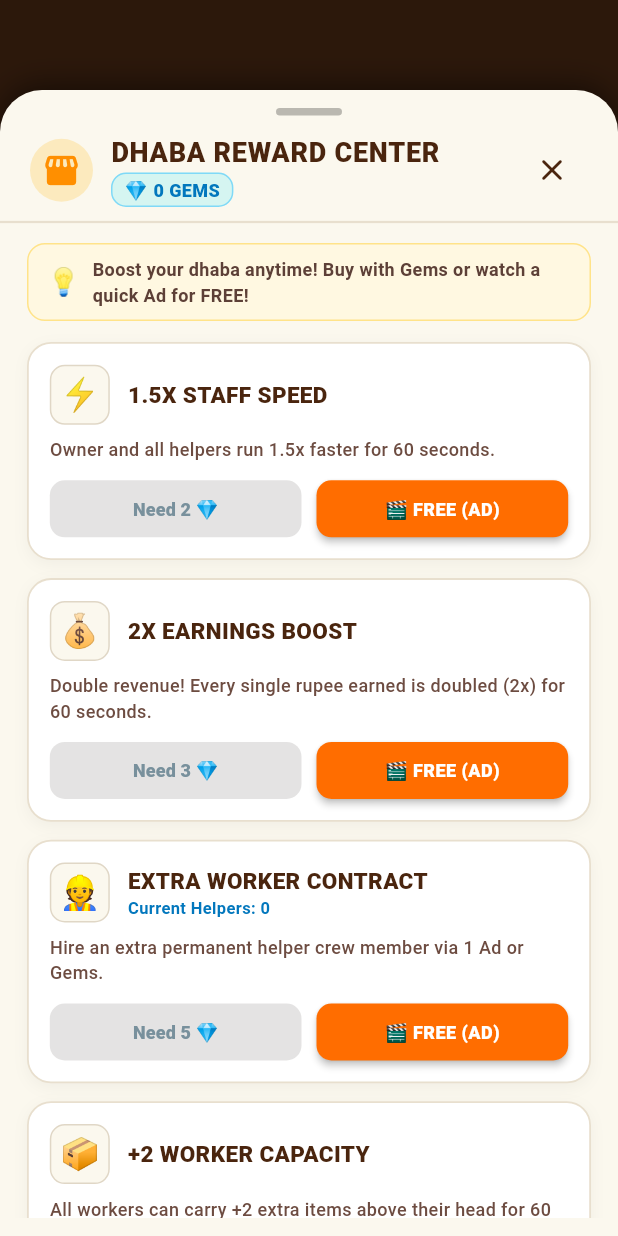
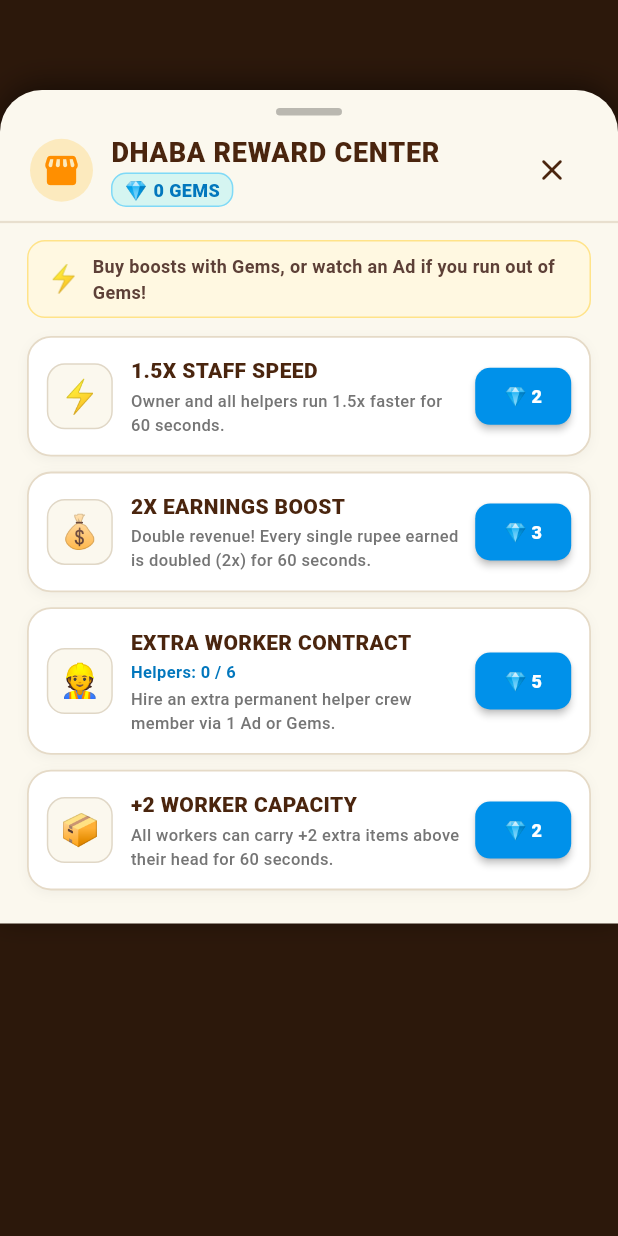
Before and after one commit to mustafa-txlabz/hotel-game, a Flutter app: the RewardCenterSheet widget shown alone on an empty page, opened directly with empty values, on a phone screen of 412 x 824 dp. Run offline on Flutter 3.47's test engine with Material 3 defaults, Android fonts, the phone set to English and light mode, and no system bars; our stand-ins replace audioplayers, google_mobile_ads, material_ui, shared_preferences; accounts and stored records are empty; network calls fail.

Commit message:
feat: HR-style reward center, 2-minute cooldowns, and InsufficientGemsDialog

```diff
--- a/lib/data/deals_catalog.dart
+++ b/lib/data/deals_catalog.dart
@@ -84,6 +84,9 @@ class DealsCatalog {
   // ===========================================================================
   // 2. REWARD CENTER / STORE DEALS (ON-DEMAND: 1 AD OR GEMS)
   // ===========================================================================
+  /// Default cooldown in seconds after any store deal is purchased (2 minutes).
+  static const double storeDealCooldownSeconds = 120.0;
+
   static const List<CatalogDealItem> rewardStoreDeals = [
     CatalogDealItem(
       id: 'store_staff_speed',
--- a/lib/engine/game_world.dart
+++ b/lib/engine/game_world.dart
@@ -128,6 +128,12 @@ class GameWorld {
   double storeEarningsRemainingSeconds = 0.0;
   double storeCapacityRemainingSeconds = 0.0;
   int temporaryWorkerCapacityBoost = 0;
+
+  // Cooldowns per store deal ID (default 120s / 2 minutes after purchase)
+  final Map<String, double> storeDealCooldowns = {};
+
+  double getDealCooldown(String dealId) => storeDealCooldowns[dealId] ?? 0.0;
+  bool isDealOnCooldown(String dealId) => getDealCooldown(dealId) > 0.0;
 
   bool get isStoreStaffSpeedActive => storeStaffSpeedRemainingSeconds > 0.0;
   bool get isStoreEarningsActive => storeEarningsRemainingSeconds > 0.0;
@@ -1784,9 +1790,18 @@ class GameWorld {
         _syncWorkerCapacities();
       }
     }
+    // Update store deal cooldowns
+    storeDealCooldowns.forEach((id, remaining) {
+      if (remaining > 0.0) {
+        storeDealCooldowns[id] = math.max(0.0, remaining - dt);
+      }
+    });
   }
 
   bool activateCatalogDeal(CatalogDealItem deal) {
+    // Start 2-minute (120s) cooldown for this offer
+    storeDealCooldowns[deal.id] = DealsCatalog.storeDealCooldownSeconds;
+
     switch (deal.id) {
       case 'store_staff_speed':
         storeStaffSpeedRemainingSeconds += deal.durationSeconds;
@@ -1833,12 +1848,14 @@ class GameWorld {
   }
 
   bool buyCatalogDealWithGems(CatalogDealItem deal) {
+    if (isDealOnCooldown(deal.id)) return false;
     if (gems < deal.gemsCost) return false;
     gems -= deal.gemsCost;
     return activateCatalogDeal(deal);
   }
 
   bool claimCatalogDealWithAd(CatalogDealItem deal) {
+    if (isDealOnCooldown(deal.id)) return false;
     return activateCatalogDeal(deal);
   }
 }
--- a/lib/ui/overlays/reward_center_sheet.dart
+++ b/lib/ui/overlays/reward_center_sheet.dart
@@ -1,20 +1,21 @@
-import 'dart:async';
 import 'package:material_ui/material_ui.dart';
 
 import '../../core/theme.dart';
 import '../../data/deals_catalog.dart';
-import '../../services/ads_service.dart';
 import '../../state/game_controller.dart';
+import 'insufficient_gems_dialog.dart';
 
 /// Modal bottom sheet for the Dhaba Reward Center / Shop.
 ///
-/// Features:
-/// - Prominently displays store Gems balance (💎 X GEMS).
-/// - Shows utility deals from [DealsCatalog.rewardStoreDeals].
-/// - Offers two purchase routes for every deal:
-///     1. Buy instantly with Store Gems (💎).
-///     2. Watch a Rewarded Ad (🎬 FREE).
-/// - Live ticking timer badges for currently active boosts.
+/// Designed in the clean, horizontal HR-Desk card style:
+/// - Header with live Gems balance.
+/// - Each offer has:
+///     - Left: 44x44 emoji icon container.
+///     - Middle: Deal title, active timer badge, and description.
+///     - Right: Single action button showing Gems price (`💎 X`).
+/// - Direct purchase if player has sufficient Gems -> starts 2-minute cooldown, closes sheet, and shows confirmation!
+/// - If Gems are insufficient -> opens [InsufficientGemsDialog] to watch an ad and activate for FREE!
+/// - If on 2-minute cooldown -> displays live countdown (`⏳ MM:SS`).
 class RewardCenterSheet extends StatefulWidget {
   final GameController controller;
 
@@ -34,8 +35,6 @@ class RewardCenterSheet extends StatefulWidget {
 }
 
 class _RewardCenterSheetState extends State<RewardCenterSheet> {
-  bool _isWatchingAd = false;
-
   @override
   void initState() {
     super.initState();
@@ -52,29 +51,38 @@ class _RewardCenterSheetState extends State<RewardCenterSheet> {
     super.dispose();
   }
 
-  void _buyWithGems(CatalogDealItem deal) {
+  void _onTapDeal(CatalogDealItem deal) {
     final world = widget.controller.world;
-    if (world.gems < deal.gemsCost) {
+
+    // 1. Check if offer is on 2-minute cooldown
+    if (world.isDealOnCooldown(deal.id)) {
+      final remaining = world.getDealCooldown(deal.id).ceil();
       ScaffoldMessenger.of(context).showSnackBar(
         SnackBar(
           content: Text(
-            'Need ${deal.gemsCost} 💎! Serve VVIP cars to earn more Gems.',
+            '⏳ ${deal.title} is on cooldown! Ready in ${remaining}s.',
             style: const TextStyle(fontWeight: FontWeight.bold),
           ),
           backgroundColor: AppTheme.chaiDarkBrown,
           behavior: SnackBarBehavior.floating,
+          duration: const Duration(seconds: 2),
         ),
       );
       return;
     }
 
+    // 2. If player has enough gems, purchase immediately!
+    if (world.gems >= deal.gemsCost) {
       final success = widget.controller.buyStoreDealWithGems(deal);
-    if (success && mounted) {
-      setState(() {});
+      if (success) {
+        // Close modal sheet
+        Navigator.of(context).pop();
+
+        // Show confirmation message
         ScaffoldMessenger.of(context).showSnackBar(
           SnackBar(
             content: Text(
-            '🎉 ${deal.title} Activated with ${deal.gemsCost} 💎!',
+              '🎉 ${deal.title} Activated for ${deal.gemsCost} 💎!',
               style: const TextStyle(fontWeight: FontWeight.bold),
             ),
             backgroundColor: const Color(0xFF00C853),
@@ -83,54 +91,27 @@ class _RewardCenterSheetState extends State<RewardCenterSheet> {
           ),
         );
       }
+      return;
     }
 
-  void _watchAdForDeal(CatalogDealItem deal) {
-    if (_isWatchingAd) return;
-    setState(() => _isWatchingAd = true);
-
-    AdsService.instance.showRewardedAd(
-      onUserEarnedReward: () {
-        if (!mounted) return;
-        widget.controller.claimStoreDealWithAd(deal);
-        setState(() => _isWatchingAd = false);
-        ScaffoldMessenger.of(context).showSnackBar(
-          SnackBar(
-            content: Text(
-              '🎬 FREE REWARD CLAIMED: ${deal.title}!',
-              style: const TextStyle(fontWeight: FontWeight.bold),
-            ),
-            backgroundColor: const Color(0xFF00C853),
-            behavior: SnackBarBehavior.floating,
-            duration: const Duration(seconds: 2),
-          ),
-        );
-      },
-      onAdDismissed: () {
+    // 3. Insufficient gems -> Open InsufficientGemsDialog to watch Ad for FREE!
+    InsufficientGemsDialog.show(
+      context,
+      widget.controller,
+      deal,
+      onRewardClaimed: () {
         if (mounted) {
-          setState(() => _isWatchingAd = false);
-        }
-      },
-      onAdFailed: () {
-        if (mounted) {
-          setState(() => _isWatchingAd = false);
-          ScaffoldMessenger.of(context).showSnackBar(
-            const SnackBar(
-              content: Text(
-                'Video ad not ready. Please check your internet connection! 📶',
-                style: TextStyle(
-                  fontWeight: FontWeight.bold,
-                  color: Colors.white,
-                ),
-              ),
-              backgroundColor: AppTheme.chaiDarkBrown,
-              behavior: SnackBarBehavior.floating,
-              duration: Duration(seconds: 3),
-            ),
-          );
+          Navigator.of(context).pop(); // Close the sheet as well
         }
       },
     );
+  }
+
+  String _formatCooldown(double seconds) {
+    final s = seconds.ceil().clamp(0, 9999);
+    final mins = s ~/ 60;
+    final secs = s % 60;
+    return '⏳ ${mins.toString().padLeft(2, '0')}:${secs.toString().padLeft(2, '0')}';
   }
 
   @override
@@ -141,7 +122,7 @@ class _RewardCenterSheetState extends State<RewardCenterSheet> {
     return Container(
       margin: const EdgeInsets.only(top: 60),
       decoration: const BoxDecoration(
-        color: Color(0xFFFBF8EE), // Dhaba warm cream
+        color: Color(0xFFFBF8EE), // Dhaba warm cream card
         borderRadius: BorderRadius.vertical(top: Radius.circular(28)),
         boxShadow: [
           BoxShadow(
@@ -168,7 +149,7 @@ class _RewardCenterSheetState extends State<RewardCenterSheet> {
             ),
             const SizedBox(height: 12),
 
-            // Header Row
+            // Header Row: Storefront Icon, Title, Gems Badge, Close Button
             Padding(
               padding: const EdgeInsets.symmetric(horizontal: 20),
               child: Row(
@@ -255,7 +236,7 @@ class _RewardCenterSheetState extends State<RewardCenterSheet> {
 
             // Banner Tip
             Padding(
-              padding: const EdgeInsets.symmetric(horizontal: 18, vertical: 4),
+              padding: const EdgeInsets.symmetric(horizontal: 18, vertical: 2),
               child: Container(
                 padding: const EdgeInsets.symmetric(
                   horizontal: 12,
@@ -270,11 +251,11 @@ class _RewardCenterSheetState extends State<RewardCenterSheet> {
                 ),
                 child: const Row(
                   children: [
-                    Text('💡', style: TextStyle(fontSize: 18)),
+                    Text('⚡', style: TextStyle(fontSize: 18)),
                     SizedBox(width: 8),
                     Expanded(
                       child: Text(
-                        'Boost your dhaba anytime! Buy with Gems or watch a quick Ad for FREE!',
+                        'Buy boosts with Gems, or watch an Ad if you run out of Gems!',
                         style: TextStyle(
                           fontSize: 12,
                           fontWeight: FontWeight.w600,
@@ -287,7 +268,7 @@ class _RewardCenterSheetState extends State<RewardCenterSheet> {
               ),
             ),
 
-            // Deals List
+            // Deals List (HR Desk Layout)
             Flexible(
               child: ListView.separated(
                 shrinkWrap: true,
@@ -297,10 +278,10 @@ class _RewardCenterSheetState extends State<RewardCenterSheet> {
                   vertical: 10,
                 ),
                 itemCount: deals.length,
-                separatorBuilder: (_, _) => const SizedBox(height: 12),
+                separatorBuilder: (_, _) => const SizedBox(height: 10),
                 itemBuilder: (context, index) {
                   final deal = deals[index];
-                  return _buildDealCard(deal, world);
+                  return _buildHrStyleDealCard(deal, world);
                 },
               ),
             ),
@@ -311,215 +292,168 @@ class _RewardCenterSheetState extends State<RewardCenterSheet> {
     );
   }
 
-  Widget _buildDealCard(CatalogDealItem deal, dynamic world) {
-    // Check active status
-    bool isActive = false;
-    int remainingSecs = 0;
+  Widget _buildHrStyleDealCard(CatalogDealItem deal, dynamic world) {
+    // 1. Boost active state
+    bool isBoostActive = false;
+    int remainingBoostSecs = 0;
 
     if (deal.id == 'store_staff_speed') {
-      isActive = world.isStoreStaffSpeedActive;
-      remainingSecs = world.storeStaffSpeedRemainingSeconds.ceil();
+      isBoostActive = world.isStoreStaffSpeedActive;
+      remainingBoostSecs = world.storeStaffSpeedRemainingSeconds.ceil();
     } else if (deal.id == 'store_double_earnings') {
-      isActive = world.isStoreEarningsActive;
-      remainingSecs = world.storeEarningsRemainingSeconds.ceil();
+      isBoostActive = world.isStoreEarningsActive;
+      remainingBoostSecs = world.storeEarningsRemainingSeconds.ceil();
     } else if (deal.id == 'store_worker_capacity') {
-      isActive = world.isStoreCapacityActive;
-      remainingSecs = world.storeCapacityRemainingSeconds.ceil();
+      isBoostActive = world.isStoreCapacityActive;
+      remainingBoostSecs = world.storeCapacityRemainingSeconds.ceil();
     }
 
-    final canAffordWithGems = world.gems >= deal.gemsCost;
+    // 2. Cooldown state (2 minutes / 120s)
+    final isOnCooldown = world.isDealOnCooldown(deal.id);
+    final cooldownRemaining = world.getDealCooldown(deal.id);
 
     return Container(
-      padding: const EdgeInsets.all(14),
+      padding: const EdgeInsets.all(12),
       decoration: BoxDecoration(
         color: Colors.white,
         borderRadius: BorderRadius.circular(16),
         border: Border.all(
-          color: isActive
+          color: isBoostActive
               ? const Color(0xFF00C853)
-              : const Color(0xFFE8DFCE),
-          width: isActive ? 1.8 : 1.2,
+              : const Color(0xFFE5DAC7),
+          width: isBoostActive ? 1.8 : 1.2,
         ),
         boxShadow: [
           BoxShadow(
-            color: isActive
+            color: isBoostActive
                 ? const Color(0xFF00C853).withValues(alpha: 0.12)
                 : Colors.black.withValues(alpha: 0.04),
-            blurRadius: 8,
-            offset: const Offset(0, 3),
+            blurRadius: 6,
+            offset: const Offset(0, 2),
           ),
         ],
       ),
-      child: Column(
-        crossAxisAlignment: CrossAxisAlignment.start,
+      child: Row(
         children: [
-          // Row 1: Emoji, Title, and Active Badge
-          Row(
-            children: [
+          // Left: 44x44 Emoji Icon Container (HR Style)
           Container(
-                width: 40,
-                height: 40,
-                alignment: Alignment.center,
+            width: 44,
+            height: 44,
             decoration: BoxDecoration(
               color: const Color(0xFFFBF8EE),
-                  borderRadius: BorderRadius.circular(10),
+              borderRadius: BorderRadius.circular(12),
               border: Border.all(color: const Color(0xFFE0D7C6)),
             ),
+            alignment: Alignment.center,
             child: Text(
               deal.emoji,
               style: const TextStyle(fontSize: 22),
             ),
           ),
           const SizedBox(width: 12),
+
+          // Middle: Title, Badges & Description
           Expanded(
             child: Column(
               crossAxisAlignment: CrossAxisAlignment.start,
               children: [
-                    Text(
+                Row(
+                  children: [
+                    Flexible(
+                      child: Text(
                         deal.title,
                         style: const TextStyle(
-                        fontWeight: FontWeight.w900,
-                        fontSize: 15,
                           color: AppTheme.chaiDarkBrown,
+                          fontWeight: FontWeight.w800,
+                          fontSize: 14,
+                        ),
+                        overflow: TextOverflow.ellipsis,
                       ),
                     ),
+                    if (isBoostActive) ...[
+                      const SizedBox(width: 6),
+                      Container(
+                        padding: const EdgeInsets.symmetric(
+                          horizontal: 6,
+                          vertical: 2,
+                        ),
+                        decoration: BoxDecoration(
+                          color: const Color(0xFFE8F5E9),
+                          borderRadius: BorderRadius.circular(6),
+                          border: Border.all(color: const Color(0xFF00C853)),
+                        ),
+                        child: Text(
+                          '⏱️ ${remainingBoostSecs}s',
+                          style: const TextStyle(
+                            color: Color(0xFF2E7D32),
+                            fontWeight: FontWeight.w900,
+                            fontSize: 10,
+                          ),
+                        ),
+                      ),
+                    ],
+                  ],
+                ),
+                const SizedBox(height: 2),
                 if (deal.id == 'store_permanent_worker')
-                      Text(
-                        'Current Helpers: ${world.helperCount}',
+                  Padding(
+                    padding: const EdgeInsets.only(bottom: 2),
+                    child: Text(
+                      'Helpers: ${world.helperCount} / 6',
                       style: const TextStyle(
                         fontSize: 11,
                         fontWeight: FontWeight.w700,
                         color: Color(0xFF0277BD),
                       ),
                     ),
-                  ],
                   ),
-              ),
-              if (isActive)
-                Container(
-                  padding: const EdgeInsets.symmetric(
-                    horizontal: 8,
-                    vertical: 3,
-                  ),
-                  decoration: BoxDecoration(
-                    color: const Color(0xFFE8F5E9),
-                    borderRadius: BorderRadius.circular(8),
-                    border: Border.all(
-                      color: const Color(0xFF00C853),
-                      width: 1,
-                    ),
-                  ),
-                  child: Row(
-                    mainAxisSize: MainAxisSize.min,
-                    children: [
-                      const Text(
-                        '⏱️',
-                        style: TextStyle(fontSize: 10),
-                      ),
-                      const SizedBox(width: 4),
                 Text(
-                        '${remainingSecs}s',
-                        style: const TextStyle(
-                          color: Color(0xFF2E7D32),
-                          fontWeight: FontWeight.w900,
+                  deal.description,
+                  style: TextStyle(
+                    color: Colors.grey.shade600,
+                    fontWeight: FontWeight.w500,
                     fontSize: 11,
                   ),
+                  maxLines: 2,
+                  overflow: TextOverflow.ellipsis,
                 ),
               ],
             ),
           ),
-            ],
-          ),
-          const SizedBox(height: 8),
+          const SizedBox(width: 8),
 
-          // Description
-          Text(
-            deal.description,
-            style: const TextStyle(
-              fontSize: 12,
-              color: Color(0xFF6D4C41),
-              fontWeight: FontWeight.w500,
-            ),
-          ),
-          const SizedBox(height: 12),
-
-          // Action Buttons: Gems (💎) OR Ad (🎬 FREE)
-          Row(
-            children: [
-              // 1. Buy with Gems
-              Expanded(
-                child: SizedBox(
+          // Right: Single Action Button (HR Style: Price or Cooldown)
+          SizedBox(
             height: 38,
             child: ElevatedButton(
-                    onPressed: canAffordWithGems
-                        ? () => _buyWithGems(deal)
-                        : null,
+              onPressed: () => _onTapDeal(deal),
               style: ElevatedButton.styleFrom(
-                      backgroundColor: canAffordWithGems
-                          ? const Color(0xFF0091EA)
-                          : const Color(0xFFCFD8DC),
+                backgroundColor: isOnCooldown
+                    ? const Color(0xFFCFD8DC)
+                    : const Color(0xFF0091EA),
                 foregroundColor: Colors.white,
-                      elevation: canAffordWithGems ? 2 : 0,
+                elevation: isOnCooldown ? 0 : 2,
                 shape: RoundedRectangleBorder(
                   borderRadius: BorderRadius.circular(10),
                 ),
-                      padding: const EdgeInsets.symmetric(horizontal: 4),
+                padding: const EdgeInsets.symmetric(horizontal: 10),
               ),
-                    child: FittedBox(
-                      fit: BoxFit.scaleDown,
               child: Text(
-                        canAffordWithGems
-                            ? '💎 ${deal.gemsCost} GEMS'
-                            : 'Need ${deal.gemsCost} 💎',
+                isOnCooldown
+                    ? _formatCooldown(cooldownRemaining)
+                    : '💎 ${deal.gemsCost}',
                 style: TextStyle(
                   fontWeight: FontWeight.w900,
                   fontSize: 12,
-                          color: canAffordWithGems
-                              ? Colors.white
-                              : const Color(0xFF78909C),
-                        ),
-                      ),
-                    ),
-                  ),
-                ),
-              ),
-              const SizedBox(width: 10),
-
-              // 2. Watch Ad (FREE)
-              Expanded(
-                child: SizedBox(
-                  height: 38,
-                  child: ElevatedButton(
-                    onPressed: _isWatchingAd
-                        ? null
-                        : () => _watchAdForDeal(deal),
-                    style: ElevatedButton.styleFrom(
-                      backgroundColor: const Color(0xFFFF6D00),
-                      foregroundColor: Colors.white,
-                      elevation: 2,
-                      shape: RoundedRectangleBorder(
-                        borderRadius: BorderRadius.circular(10),
-                      ),
-                      padding: const EdgeInsets.symmetric(horizontal: 4),
-                    ),
-                    child: FittedBox(
-                      fit: BoxFit.scaleDown,
-                      child: Text(
-                        _isWatchingAd ? 'LOADING...' : '🎬 FREE (AD)',
-                        style: const TextStyle(
-                          fontWeight: FontWeight.w900,
-                          fontSize: 12,
-                          letterSpacing: 0.3,
-                        ),
-                      ),
+                  color: isOnCooldown
+                      ? const Color(0xFF546E7A)
+                      : Colors.white,
                 ),
               ),
             ),
           ),
         ],
       ),
-        ],
-      ),
     );
   }
 }
```
Also changed, not shown: lib/ui/overlays/insufficient_gems_dialog.dart (added, +307 -0 lines), 1 other file. Lines whose indentation alone changed are shown as unchanged.
